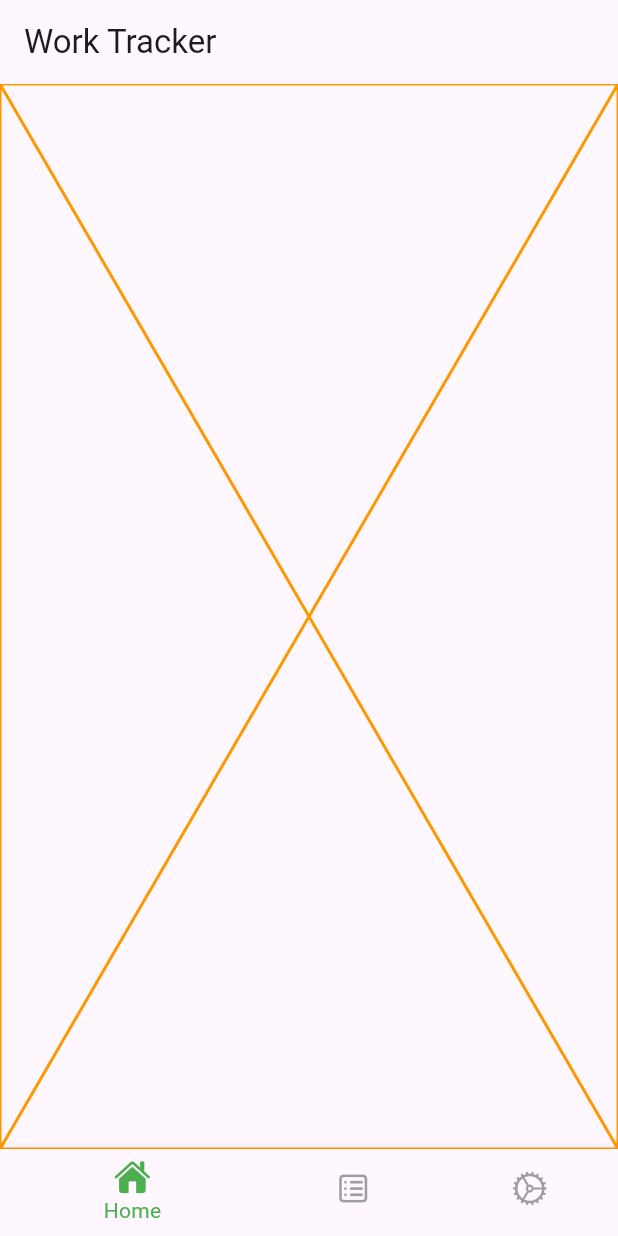
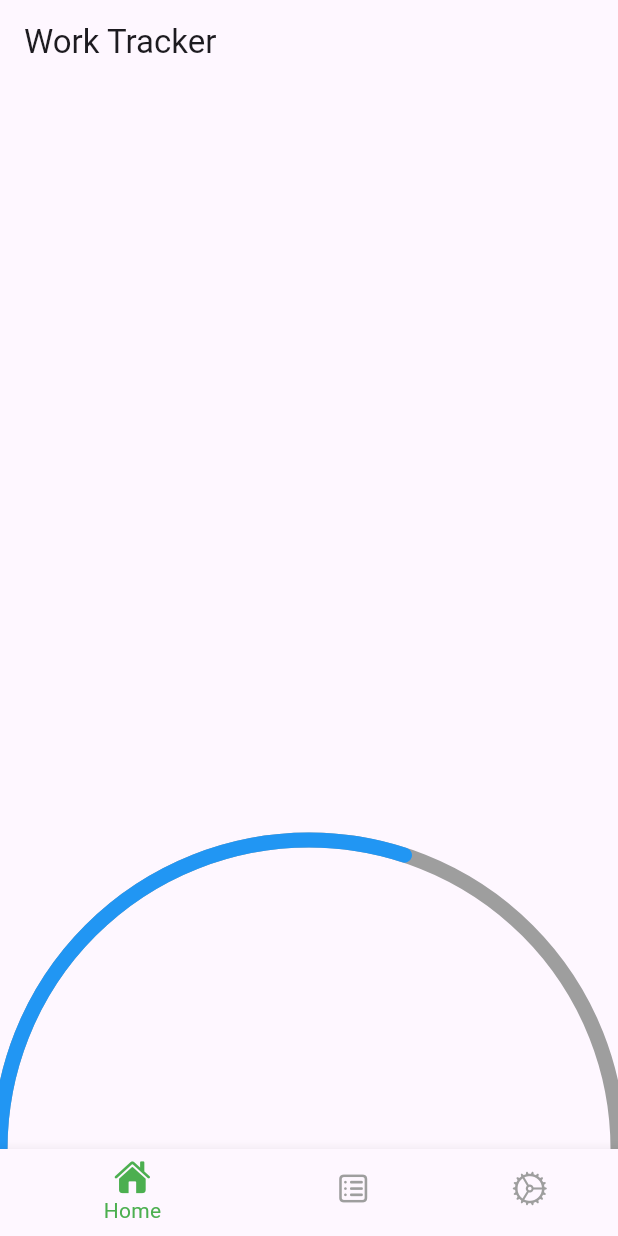
Before and after one commit to mes71/work_tracker, a Flutter app: the screen it shows after launch, on a phone screen of 412 x 824 dp. Run offline on Flutter 3.47's test engine with Material 3 defaults, Android fonts, the phone set to English and light mode, and no system bars; our stand-ins replace bloc, equatable, firebase_auth, firebase_core, flutter_bloc, freezed_annotation and 4 more; accounts and stored records are empty; statements that could not run were skipped.

Commit message:
feat : half circle progress

```diff
--- a/lib/presentation/page/home/home_page.dart
+++ b/lib/presentation/page/home/home_page.dart
@@ -1,12 +1,13 @@
 import 'package:flutter/material.dart';
+import 'package:work_tracker/presentation/widgets/half_progress.dart';
 
 class HomePage extends StatelessWidget {
   const HomePage({super.key});
 
   @override
   Widget build(BuildContext context) {
-    return const Placeholder(
-      color: Colors.orange,
+    return Container(
+      child: HalfCircleProgressBar(progress: 0.6),
     );
   }
 }
--- /dev/null
+++ b/lib/presentation/widgets/half_progress.dart
@@ -0,0 +1,73 @@
+import 'dart:math' as math;
+
+import 'package:flutter/material.dart';
+
+class HalfCircleProgressBar extends StatelessWidget {
+  final double progress;
+  final double thickness;
+  final Color backgroundColor;
+  final Color progressColor;
+
+  const HalfCircleProgressBar({
+    super.key,
+    required this.progress,
+    this.thickness = 10.0,
+    this.backgroundColor = Colors.grey,
+    this.progressColor = Colors.blue,
+  }) : assert(progress >= 0.0 && progress <= 1.0);
+
+  @override
+  Widget build(BuildContext context) {
+    return CustomPaint(
+      painter: _HalfCircleProgressPainter(
+        progress: progress,
+        thickness: thickness,
+        backgroundColor: backgroundColor,
+        progressColor: progressColor,
+      ),
+    );
+  }
+}
+
+class _HalfCircleProgressPainter extends CustomPainter {
+  final double progress;
+  final double thickness;
+  final Color backgroundColor;
+  final Color progressColor;
+
+  _HalfCircleProgressPainter({
+    required this.progress,
+    required this.thickness,
+    required this.backgroundColor,
+    required this.progressColor,
+  });
+
+  @override
+  void paint(Canvas canvas, Size size) {
+    final center = Offset(size.width / 2, size.height);
+    final radius = size.width / 2;
+    final rect = Rect.fromCircle(center: center, radius: radius);
+
+    // Background Arc
+    final backgroundPaint = Paint()
+      ..color = backgroundColor
+      ..strokeWidth = thickness
+      ..style = PaintingStyle.stroke;
+    canvas.drawArc(
+        rect, math.pi, math.pi, false, backgroundPaint); // Half circle
+
+    // Progress Arc
+    final progressAngle = math.pi * progress;
+    final progressPaint = Paint()
+      ..color = progressColor
+      ..strokeWidth = thickness
+      ..strokeCap = StrokeCap.round // For rounded ends
+      ..style = PaintingStyle.stroke;
+    canvas.drawArc(rect, math.pi, progressAngle, false, progressPaint);
+  }
+
+  @override
+  bool shouldRepaint(covariant CustomPainter oldDelegate) {
+    return true;
+  }
+}
```
